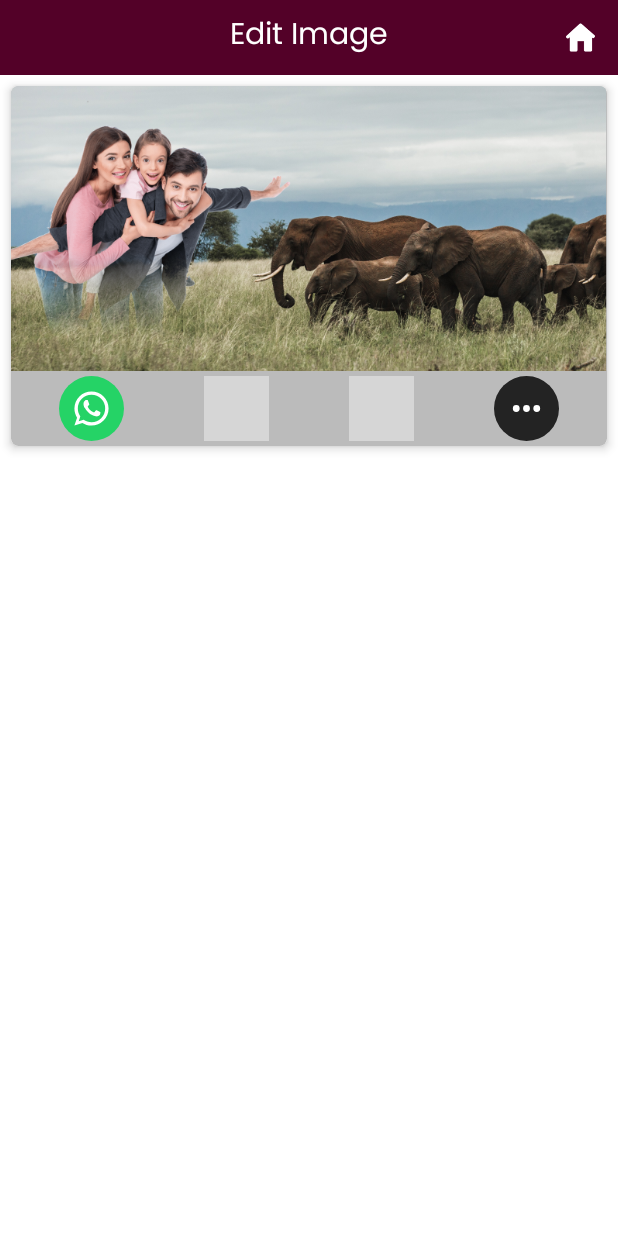
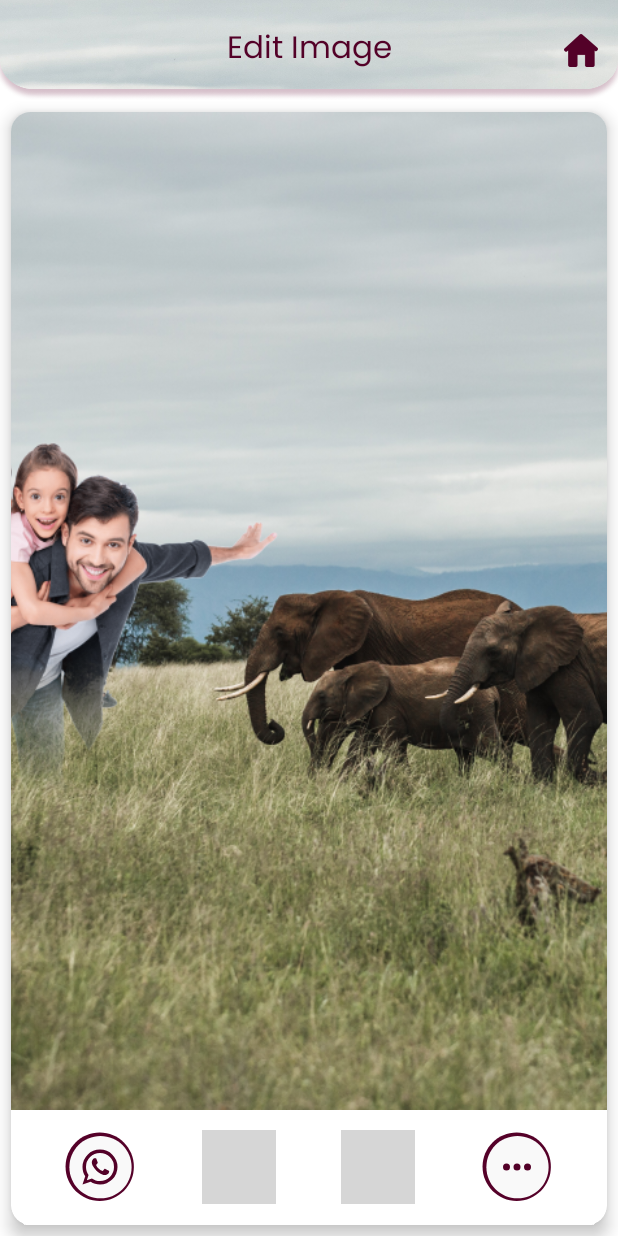
Before and after one commit to VisionCodeApplication/Wild_Animal_Photo_Editor, an Android app: the layout activity_share.xml on its own in the app's theme, with its tools: preview values and no code run, on a phone screen of 412 x 824 dp. Run offline under Robolectric (Android 15) with nearby library versions, the phone set to English and light mode, and no system bars; plain views replace NativeAdLayout; grey boxes are pictures that could not be loaded.

Commit message:
initial commit: UI updated

```diff
--- a/app/src/main/res/drawable/share_icon_bg.xml
+++ /dev/null
@@ -1,7 +0,0 @@
-<?xml version="1.0" encoding="utf-8"?>
-<shape xmlns:android="http://schemas.android.com/apk/res/android"
-    android:shape="oval">
-
-    <solid android:color="@color/colorPrimary" />
-
-</shape>
--- a/app/src/main/res/layout/activity_share.xml
+++ b/app/src/main/res/layout/activity_share.xml
@@ -7,6 +7,31 @@
     android:background="#ffffff"
     android:orientation="vertical"
     tools:context=".activity.ShareActivity">
+
+    <LinearLayout
+        android:layout_width="match_parent"
+        android:layout_height="@dimen/_52sdp"
+        android:background="@drawable/bg_appbar"
+        android:orientation="horizontal">
+
+        <TextView
+            android:layout_width="0dp"
+            android:layout_height="match_parent"
+            android:layout_marginLeft="50dp"
+            android:layout_weight="1"
+            android:gravity="center"
+            android:text="Edit Image"
+            android:textColor="@color/colorPrimary"
+            android:textSize="@dimen/_16ssp" />
+
+        <ImageView
+            android:id="@+id/ivHome"
+            android:layout_width="@dimen/_38sdp"
+            android:layout_height="match_parent"
+            android:padding="@dimen/_10sdp"
+            android:src="@drawable/home"
+            android:tint="@color/colorPrimary" />
+    </LinearLayout>
 
     <ScrollView
         android:layout_width="match_parent"
@@ -18,43 +43,19 @@
             android:layout_height="wrap_content"
             android:orientation="vertical">
 
-            <LinearLayout
-                android:layout_width="match_parent"
-                android:layout_height="50dp"
-                android:background="@color/colorPrimary"
-                android:orientation="horizontal">
-
-                <TextView
-                    android:layout_width="0dp"
-                    android:layout_height="match_parent"
-                    android:layout_marginLeft="50dp"
-                    android:layout_weight="1"
-                    android:gravity="center"
-                    android:text="Edit Image"
-                    android:textColor="#ffffff"
-                    android:textSize="20sp" />
-
-                <ImageView
-                    android:id="@+id/ivHome"
-                    android:layout_width="50dp"
-                    android:layout_height="50dp"
-                    android:padding="15dp"
-                    android:src="@drawable/home" />
-            </LinearLayout>
 
             <androidx.cardview.widget.CardView
                 android:layout_width="match_parent"
-                android:layout_height="240dp"
+                android:layout_height="match_parent"
                 android:layout_margin="7dp"
-                app:cardBackgroundColor="#bbbbbb"
-                app:cardCornerRadius="5dp"
-                app:cardElevation="4dp">
+                app:cardBackgroundColor="@color/white"
+                app:cardCornerRadius="@dimen/_10sdp"
+                app:cardElevation="@dimen/_5sdp">
 
                 <LinearLayout
                     android:layout_width="match_parent"
                     android:layout_height="match_parent"
                     android:orientation="vertical">
-
 
                     <ImageView
                         android:id="@+id/ivMain"
@@ -67,11 +68,8 @@
                     <LinearLayout
                         android:layout_width="match_parent"
                         android:layout_height="50dp"
-                        android:orientation="horizontal"
-                        android:paddingLeft="5dp"
-                        android:paddingTop="2dp"
-                        android:paddingRight="5dp"
-                        android:paddingBottom="2dp">
+                        android:layout_margin="@dimen/_10sdp"
+                        android:orientation="horizontal">
 
                         <LinearLayout
                             android:id="@+id/ll_whatsapp"
@@ -82,12 +80,12 @@
                             android:orientation="vertical">
 
                             <ImageView
-                                android:layout_width="43dp"
-                                android:layout_height="43dp"
-                                android:background="@drawable/share_icon_bg"
-                                android:backgroundTint="#25D366"
-                                android:padding="8dp"
-                                android:src="@drawable/ic_whatsapp" />
+                                android:layout_width="@dimen/_38sdp"
+                                android:layout_height="@dimen/_38sdp"
+                                android:background="@drawable/bg_main_button_icon"
+                                android:padding="@dimen/_8sdp"
+                                android:src="@drawable/ic_whatsapp"
+                                android:tint="@color/colorPrimary" />
 
                         </LinearLayout>
 
@@ -100,12 +98,12 @@
                             android:orientation="vertical">
 
                             <ImageView
-                                android:layout_width="43dp"
-                                android:layout_height="43dp"
-                                android:background="@drawable/share_icon_bg"
-                                android:backgroundTint="#3b5999"
-                                android:padding="8dp"
-                                android:src="@drawable/ic_facebook" />
+                                android:layout_width="@dimen/_38sdp"
+                                android:layout_height="@dimen/_38sdp"
+                                android:background="@drawable/bg_main_button_icon"
+                                android:padding="@dimen/_8sdp"
+                                android:src="@drawable/ic_facebook"
+                                android:tint="@color/colorPrimary" />
                         </LinearLayout>
 
                         <LinearLayout
@@ -117,12 +115,12 @@
                             android:orientation="vertical">
 
                             <ImageView
-                                android:layout_width="43dp"
-                                android:layout_height="43dp"
-                                android:background="@drawable/share_icon_bg"
-                                android:backgroundTint="#e4405f"
-                                android:padding="8dp"
-                                android:src="@drawable/ic_instagram" />
+                                android:layout_width="@dimen/_38sdp"
+                                android:layout_height="@dimen/_38sdp"
+                                android:background="@drawable/bg_main_button_icon"
+                                android:padding="@dimen/_8sdp"
+                                android:src="@drawable/ic_instagram"
+                                android:tint="@color/colorPrimary" />
                         </LinearLayout>
 
                         <LinearLayout
@@ -134,12 +132,12 @@
                             android:orientation="vertical">
 
                             <ImageView
-                                android:layout_width="43dp"
-                                android:layout_height="43dp"
-                                android:background="@drawable/share_icon_bg"
-                                android:backgroundTint="#232323"
-                                android:padding="8dp"
-                                android:src="@drawable/ic_more" />
+                                android:layout_width="@dimen/_38sdp"
+                                android:layout_height="@dimen/_38sdp"
+                                android:background="@drawable/bg_main_button_icon"
+                                android:padding="@dimen/_8sdp"
+                                android:src="@drawable/ic_more"
+                                android:tint="@color/colorPrimary" />
                         </LinearLayout>
                     </LinearLayout>
                 </LinearLayout>
--- a/app/src/main/res/layout/dialog_exit.xml
+++ b/app/src/main/res/layout/dialog_exit.xml
@@ -54,7 +54,7 @@
                 android:clickable="true"
                 android:gravity="center"
                 android:text="Yes"
-                android:textColor="#252525"
+                android:textColor="@color/colorPrimary"
                 android:textSize="18sp" />
         </LinearLayout>
 
@@ -73,7 +73,7 @@
                 android:clickable="true"
                 android:gravity="center"
                 android:text="No"
-                android:textColor="#000000"
+                android:textColor="@color/colorPrimary"
                 android:textSize="18sp" />
         </LinearLayout>
     </LinearLayout>
--- a/app/src/main/res/layout/dialog_video_suit.xml
+++ b/app/src/main/res/layout/dialog_video_suit.xml
@@ -34,7 +34,7 @@
         android:id="@+id/ivSuit"
         android:layout_width="150dp"
         android:layout_gravity="center"
-        android:layout_height="100dp" />
+        android:layout_height="150dp" />
 
     <androidx.cardview.widget.CardView
         android:id="@+id/cvWatch"
```
Also changed, not shown: app/src/main/res/layout/activity_frame.xml (+25 -22 lines), app/src/main/res/layout/activity_main.xml (+7 -10 lines).
